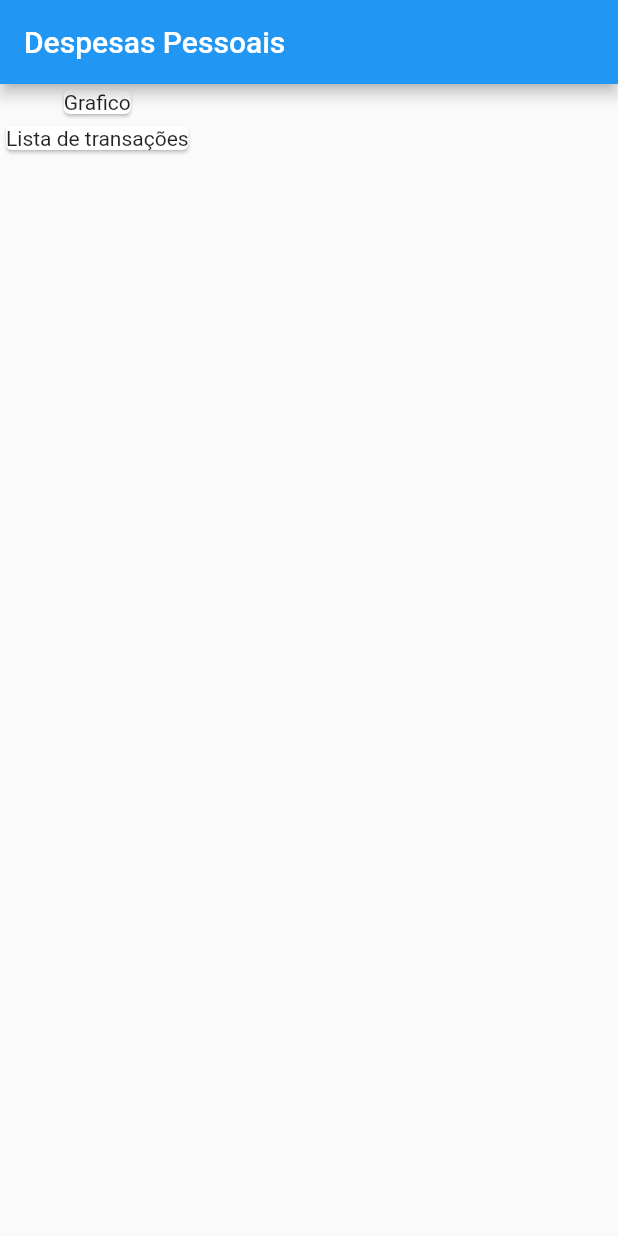
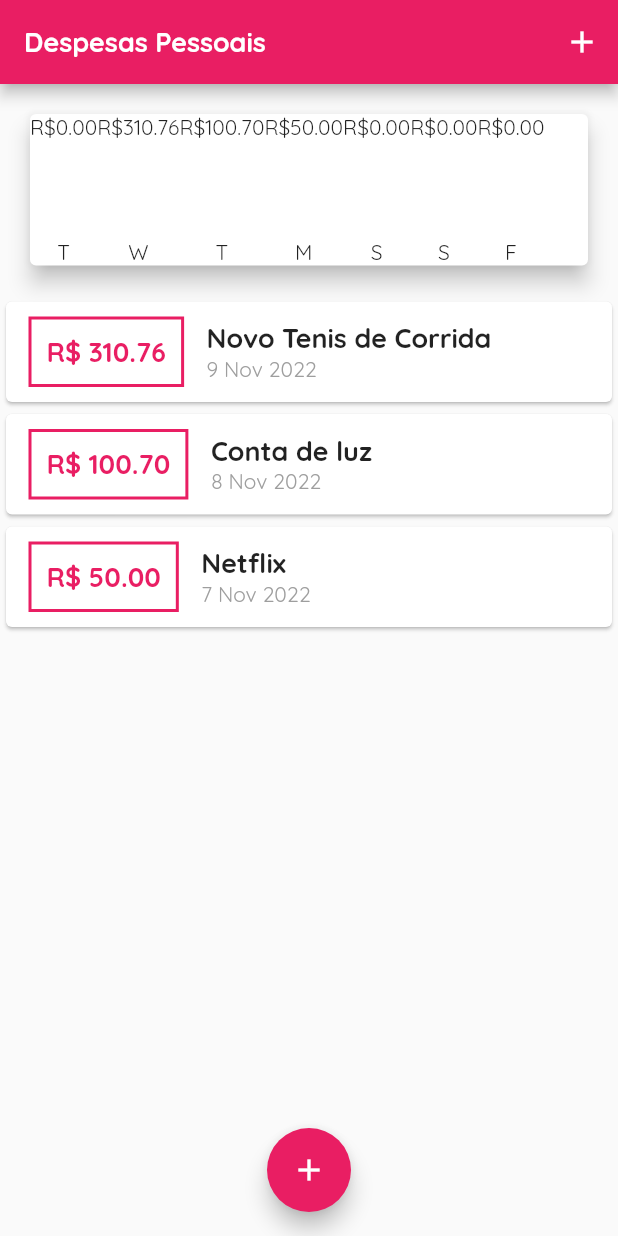
Before and after one commit to lucas-ol/expenses, a Flutter app: the screen it shows after launch, on a phone screen of 412 x 824 dp. Run offline on Flutter 3.47's test engine with Material 2 defaults, Android fonts, the phone set to English and light mode, and no system bars.

Commit message:
Create transactions and transactions forms

```diff
--- /dev/null
+++ b/lib/components/chart.dart
@@ -0,0 +1,56 @@
+import 'package:flutter/material.dart';
+import 'package:flutter/src/widgets/container.dart';
+import 'package:flutter/src/widgets/framework.dart';
+import 'package:intl/intl.dart';
+
+import '../models/transaction.dart';
+import 'chart_bar.dart';
+
+class Chart extends StatelessWidget {
+  Chart(this.recentTransaction, {super.key});
+  final List<Transaction> recentTransaction;
+
+  List<Map<String, Object>> get groupedTransactions {
+    return List.generate(7, (index) {
+      final weekDay = DateTime.now().subtract(
+        Duration(days: index),
+      );
+
+      double totalSum = 0.0;
+
+      for (var i = 0; i < recentTransaction.length; i++) {
+        bool sameDay = recentTransaction[i].date.day == weekDay.day;
+        bool sameMonth = recentTransaction[i].date.month == weekDay.month;
+        bool sameYear = recentTransaction[i].date.year == weekDay.year;
+        if (sameDay && sameMonth && sameYear) {
+          totalSum += recentTransaction[i].value;
+        }
+      }
+
+      return {
+        'day': DateFormat.E().format(weekDay)[0],
+        'value': totalSum,
+      };
+    });
+  }
+
+  @override
+  Widget build(BuildContext context) {
+    return Card(
+      elevation: 6,
+      margin: EdgeInsets.all(20),
+      child: Row(
+          children: groupedTransactions
+              .map((e) => Column(
+                    children: [
+                      ChartBar(
+                        label: e["day"].toString(),
+                        value: e['value'] as double,
+                        percentage: 0,
+                      ),
+                    ],
+                  ))
+              .toList()),
+    );
+  }
+}
--- /dev/null
+++ b/lib/components/chart_bar.dart
@@ -0,0 +1,30 @@
+import 'package:flutter/material.dart';
+
+class ChartBar extends StatelessWidget {
+  final String label;
+  final double value;
+  final double percentage;
+
+  const ChartBar({
+    super.key,
+    required this.label,
+    required this.value,
+    required this.percentage,
+  });
+
+  @override
+  Widget build(BuildContext context) {
+    return Column(
+      children: [
+        Text('R\$${value.toStringAsFixed(2)}'),
+        SizedBox(height: 5),
+        Container(
+          height: 60,
+          width: 10,
+          child: null,
+        ),
+        Text(label),
+      ],
+    );
+  }
+}
--- /dev/null
+++ b/lib/components/transaction_form.dart
@@ -0,0 +1,59 @@
+import 'package:flutter/material.dart';
+
+class TransactionForm extends StatefulWidget {
+  final void Function(String title, double) onSubmit;
+
+  const TransactionForm(this.onSubmit, {super.key});
+
+  @override
+  State<TransactionForm> createState() => _TransactionFormState();
+}
+
+class _TransactionFormState extends State<TransactionForm> {
+  final _titleController = TextEditingController();
+
+  final _valueController = TextEditingController();
+
+  void _submitForm() {
+    final title = _titleController.text;
+    final value = double.tryParse(_valueController.text) ?? 0.0;
+
+    if (title.isEmpty || value <= 0) {
+      return;
+    }
+    widget.onSubmit(title, value);
+  }
+
+  @override
+  Widget build(BuildContext context) {
+    return Card(
+      elevation: 5,
+      child: Padding(
+        padding: const EdgeInsets.all(10),
+        child: Column(
+          children: [
+            TextField(
+              controller: _titleController,
+              decoration: const InputDecoration(labelText: 'Titulo'),
+            ),
+            TextField(
+              controller: _valueController,
+              onSubmitted: (_) => _submitForm(),
+              keyboardType:
+                  const TextInputType.numberWithOptions(decimal: true),
+              decoration: const InputDecoration(labelText: 'Valor R\$'),
+            ),
+            ElevatedButton(
+              style: ElevatedButton.styleFrom(backgroundColor: Colors.white),
+              onPressed: _submitForm,
+              child: const Text(
+                "Nova Transação",
+                style: TextStyle(color: Colors.purple),
+              ),
+            )
+          ],
+        ),
+      ),
+    );
+  }
+}
--- /dev/null
+++ b/lib/components/transaction_list.dart
@@ -0,0 +1,79 @@
+import 'package:expenses/models/transaction.dart';
+import 'package:flutter/material.dart';
+import 'package:intl/intl.dart';
+
+class TransactionList extends StatelessWidget {
+  final List<Transaction> _transactions;
+
+  const TransactionList(this._transactions, {super.key});
+
+  @override
+  Widget build(BuildContext context) {
+    return SizedBox(
+        height: 300,
+        child: _transactions.isEmpty
+            ? Center(
+                child: Column(
+                  crossAxisAlignment: CrossAxisAlignment.center,
+                  children: [
+                    Text(
+                      "Nem uma transação cadastrada",
+                      style: Theme.of(context).textTheme.headline6,
+                    ),
+                    SizedBox(
+                      height: 200,
+                      child: Image.asset(
+                        'assets/imgs/waiting.png',
+                        fit: BoxFit.cover,
+                      ),
+                    )
+                  ],
+                ),
+              )
+            : ListView.builder(
+                itemCount: _transactions.length,
+                itemBuilder: (context, index) {
+                  final tr = _transactions[index];
+
+                  return Card(
+                      child: Row(
+                    children: [
+                      Container(
+                        padding: const EdgeInsets.all(10),
+                        margin: const EdgeInsets.symmetric(
+                            horizontal: 15, vertical: 10),
+                        decoration: BoxDecoration(
+                          border: Border.all(
+                              color: Theme.of(context).primaryColor, width: 2),
+                        ),
+                        child: Text(
+                          'R\$ ${tr.value.toStringAsFixed(2)}',
+                          style: TextStyle(
+                            fontWeight: FontWeight.bold,
+                            color: Theme.of(context).primaryColor,
+                            fontSize: 18,
+                          ),
+                        ),
+                      ),
+                      Column(
+                        crossAxisAlignment: CrossAxisAlignment.start,
+                        children: [
+                          Text(
+                            tr.title,
+                            // style: TextStyle(
+                            //   fontSize: 16,
+                            //   fontWeight: FontWeight.bold,
+                            // ),
+                            style: Theme.of(context).textTheme.headline6,
+                          ),
+                          Text(
+                            DateFormat('d MMM y').format(tr.date),
+                            style: const TextStyle(color: Colors.grey),
+                          ),
+                        ],
+                      ),
+                    ],
+                  ));
+                }));
+  }
+}
--- a/lib/main.dart
+++ b/lib/main.dart
@@ -1,4 +1,11 @@
+import 'dart:math';
+
+import 'package:expenses/components/chart.dart';
+import 'package:expenses/components/transaction_form.dart';
 import 'package:flutter/material.dart';
+
+import 'components/transaction_list.dart';
+import 'models/transaction.dart';
 
 void main() {
   runApp(const ExpensesApp());
@@ -10,23 +17,110 @@ class ExpensesApp extends StatelessWidget {
   @override
   Widget build(BuildContext context) {
     return MaterialApp(
-      home: HomePage(),
-    );
+        home: const HomePage(),
+        theme: ThemeData(
+            primarySwatch: Colors.pink,
+            fontFamily: 'Quicksand',
+            textTheme: const TextTheme(
+                headline6: TextStyle(
+                    fontSize: 18,
+                    fontFamily: 'Quicksand',
+                    fontWeight: FontWeight.w700)),
+            appBarTheme: const AppBarTheme(
+              titleTextStyle: TextStyle(
+                  fontSize: 18,
+                  fontFamily: 'Quicksand',
+                  fontWeight: FontWeight.w700),
+            )));
   }
 }
 
-class HomePage extends StatelessWidget {
+class HomePage extends StatefulWidget {
+  const HomePage({super.key});
+
+  @override
+  State<HomePage> createState() => _HomePageState();
+}
+
+class _HomePageState extends State<HomePage> {
+  final List<Transaction> _transactions = [
+    Transaction(
+        't1',
+        'Novo Tenis de Corrida',
+        310.76,
+        DateTime.now().subtract(
+          const Duration(days: 1),
+        )),
+    Transaction(
+        't2',
+        'Conta de luz',
+        100.70,
+        DateTime.now().subtract(
+          const Duration(days: 2),
+        )),
+    Transaction(
+        't3',
+        'Netflix',
+        50,
+        DateTime.now().subtract(
+          const Duration(days: 3),
+        )),
+  ];
+
+  List<Transaction> get _recentTransactions {
+    return _transactions
+        .where((tr) => tr.date.isAfter(DateTime.now().subtract(
+              const Duration(days: 7),
+            )))
+        .toList();
+  }
+
+  _addTransaction(String title, double value) {
+    final newTransaction = Transaction(
+      Random().nextDouble().toString(),
+      title,
+      value,
+      DateTime.now(),
+    );
+
+    setState(() {
+      _transactions.add(newTransaction);
+    });
+    Navigator.of(context).pop();
+  }
+
+  _openTransactionFormModal(BuildContext context) {
+    showModalBottomSheet(
+        context: context,
+        builder: (_) {
+          return TransactionForm(_addTransaction);
+        });
+  }
+
   @override
   Widget build(BuildContext context) {
     return Scaffold(
+        floatingActionButton: FloatingActionButton(
+            onPressed: () => _openTransactionFormModal(context),
+            child: const Icon(Icons.add)),
+        floatingActionButtonLocation: FloatingActionButtonLocation.centerFloat,
         appBar: AppBar(
-          title: const Text("Despesas Pessoais"),
+          title: const Text(
+            "Despesas Pessoais",
+          ),
+          actions: [
+            IconButton(
+                onPressed: () => _openTransactionFormModal(context),
+                icon: const Icon(Icons.add))
+          ],
         ),
-        body: Column(
-          children: [
-            Card(child: Text("Grafico")),
-            Card(child: Text("Lista de transações")),
-          ],
+        body: SingleChildScrollView(
+          child: Column(
+            children: [
+              Chart(_recentTransactions),
+              TransactionList(_transactions),
+            ],
+          ),
         ));
   }
 }
--- /dev/null
+++ b/lib/models/transaction.dart
@@ -0,0 +1,8 @@
+class Transaction {
+  final String id;
+  final String title;
+  final double value;
+  final DateTime date;
+
+  Transaction(this.id, this.title, this.value, this.date);
+}
```
Also changed, not shown: pubspec.yaml (+16 -26 lines), assets/fonts/OpenSans-Bold.ttf (added), assets/fonts/OpenSans-Regular.ttf (added), assets/fonts/Quicksand-Bold.ttf (added), assets/fonts/Quicksand-Light.ttf (added), assets/fonts/Quicksand-Medium.ttf (added), assets/fonts/Quicksand-Regular.ttf (added), assets/imgs/waiting.png (added), pubspec.lock.
